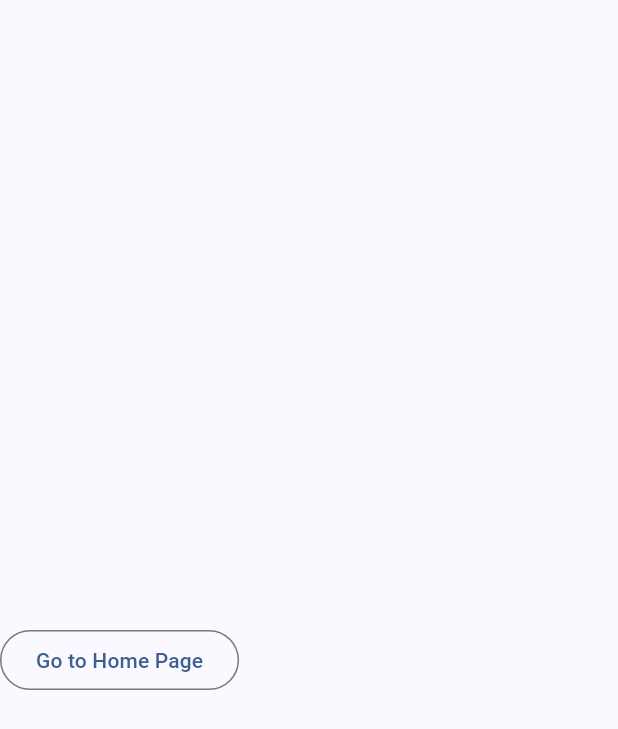
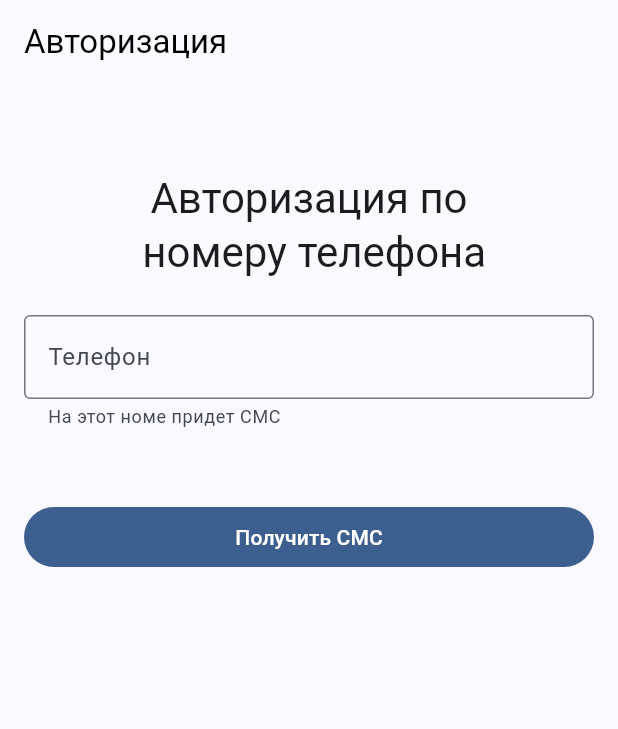
Before and after one commit to rostislav-maslov/kids_flutter, a Flutter app: the screen it shows after launch, on a phone screen of 412 x 824 dp. Shown: the top 729 px of the screen. Run offline on Flutter 3.47's test engine with Material 3 defaults, Android fonts, the phone set to English and light mode, and no system bars; our stand-ins replace flex_color_scheme, go_router, google_fonts.

Commit message:
UI auth + auth_complete

```diff
--- /dev/null
+++ b/kids_app/devtools_options.yaml
@@ -0,0 +1,3 @@
+description: This file stores settings for Dart & Flutter DevTools.
+documentation: https://docs.flutter.dev/tools/devtools/extensions#configure-extension-enablement-states
+extensions:
--- a/kids_app/lib/commons/route_url.dart
+++ b/kids_app/lib/commons/route_url.dart
@@ -2,6 +2,11 @@ class RouteUrl {
   final UrlConfig loading = UrlConfig(absolute: '/', relative: '/');
   final UrlConfig onboarding = UrlConfig(absolute: '/onboarding', relative: '/onboarding');
   final UrlConfig auth = UrlConfig(absolute: '/auth', relative: '/auth');
+  final UrlConfig authCompleteOld = UrlConfig(absolute: '/complete', relative: '/complete');
+  final UrlConfig authCompleteSex = UrlConfig(absolute: '/complete/sex', relative: '/sex');
+  final UrlConfig authCompleteName = UrlConfig(absolute: '/complete/name', relative: '/name');
+  final UrlConfig authCompleteAvatar = UrlConfig(absolute: '/complete/avatar', relative: '/avatar');
+  final UrlConfig authCompleteDone = UrlConfig(absolute: '/complete/done', relative: '/done');
   final UrlConfig profile = UrlConfig(absolute: '/profile', relative: '/profile');
   final UrlConfig profileEdit = UrlConfig(absolute: '/profile/edit', relative: '/edit');
   final UrlConfig home = UrlConfig(absolute: '/home', relative: '/home');
--- a/kids_app/lib/kids_app_router.dart
+++ b/kids_app/lib/kids_app_router.dart
@@ -1,5 +1,10 @@
 import 'package:flutter/material.dart';
 import 'package:go_router/go_router.dart';
+import 'package:kids_app/pages/auth_complete_avatar_page/auth_complete_avatar_page.dart';
+import 'package:kids_app/pages/auth_complete_done_page/auth_complete_done_page.dart';
+import 'package:kids_app/pages/auth_complete_name_page/auth_complete_name_page.dart';
+import 'package:kids_app/pages/auth_complete_old_page/auth_complete_old_page.dart';
+import 'package:kids_app/pages/auth_complete_sex_page/auth_complete_sex_page.dart';
 import 'package:kids_app/pages/default_error_page/default_error_page.dart';
 import 'package:kids_app/pages/auth_page/auth_page_widget.dart';
 import 'package:kids_app/pages/home_page/home_page_widget.dart';
@@ -35,7 +40,7 @@ class KidsAppRouter {
               }),
           GoRoute(
               path: RouteUrl.instance.onboarding.relative,
-              builder: ( context, state) {
+              builder: (context, state) {
                 return OnboardingPageWidget();
               }),
           GoRoute(
@@ -44,16 +49,42 @@ class KidsAppRouter {
                 return AuthPageWidget();
               }),
           GoRoute(
+              path: RouteUrl.instance.authCompleteOld.relative,
+              builder: (context, state) {
+                return AuthCompleteOldPage();
+              },
+              routes: [
+                GoRoute(
+                    path: RouteUrl.instance.authCompleteAvatar.relative,
+                    builder: (context, state) {
+                      return AuthCompleteAvatarPage();
+                    }),
+                GoRoute(
+                    path: RouteUrl.instance.authCompleteSex.relative,
+                    builder: (context, state) {
+                      return AuthCompleteSexPage();
+                    }),
+                GoRoute(
+                    path: RouteUrl.instance.authCompleteDone.relative,
+                    builder: (context, state) {
+                      return AuthCompleteDonePage();
+                    }),
+                GoRoute(
+                    path: RouteUrl.instance.authCompleteName.relative,
+                    builder: (context, state) {
+                      return AuthCompleteNamePage();
+                    })
+              ]),
+          GoRoute(
               path: RouteUrl.instance.home.relative,
-            builder: (context, state){
+              builder: (context, state) {
                 return HomePageWidget();
-            }
-          ),
-          GoRoute(path: RouteUrl.instance.myTask.relative,
-          builder: (context, state){
-            return MyTaskPageWidget();
-          }
-          ),
+              }),
+          GoRoute(
+              path: RouteUrl.instance.myTask.relative,
+              builder: (context, state) {
+                return MyTaskPageWidget();
+              }),
           GoRoute(
               path: RouteUrl.instance.profile.relative,
               builder: (BuildContext context, GoRouterState state) {
@@ -68,7 +99,7 @@ class KidsAppRouter {
               ]),
           GoRoute(
               path: RouteUrl.instance.rewards.relative,
-              builder: (context, state){
+              builder: (context, state) {
                 return RewardsPageWidget();
               }),
         ]);
--- a/kids_app/lib/main.dart
+++ b/kids_app/lib/main.dart
@@ -26,7 +26,7 @@ void main() {
 
   // Запускаем приложение
   runApp(ChangeNotifierProvider<FTThemeProvider>(
-    create: (context) => FTThemeProvider(defaultColor: FTTheme.mainColor),
+    create: (context) => FTThemeProvider( defaultColor: FTTheme.mainColor),
     child: KidsApp(),
   ));
 }
--- a/kids_app/lib/pages/auth_page/auth_page_widget.dart
+++ b/kids_app/lib/pages/auth_page/auth_page_widget.dart
@@ -1,24 +1,109 @@
 import 'package:flutter/material.dart';
 import 'package:go_router/go_router.dart';
+import 'package:kids_app/commons/route_url.dart';
 import 'package:kids_app/kids_app_router.dart';
-import 'package:kids_app/commons/route_url.dart';
 
-class AuthPageWidget extends StatelessWidget {
+class AuthPageWidget extends StatefulWidget {
   const AuthPageWidget({super.key});
 
   @override
+  State<AuthPageWidget> createState() => _AuthPageWidgetState();
+}
+
+class _AuthPageWidgetState extends State<AuthPageWidget> {
+  var showPhone = true;
+
+  @override
   Widget build(BuildContext context) {
+    if (showPhone == true) return buildPhone(context);
+    return buildSms(context);
+  }
+
+  Widget buildSms(BuildContext context) {
     return Scaffold(
-      appBar: AppBar(),
-      body: SafeArea(child: Column(
-        mainAxisSize: MainAxisSize.max,
-        mainAxisAlignment: MainAxisAlignment.center,
-        children: [
-          OutlinedButton(onPressed: (){
-            context.go(RouteUrl.instance.home.absolute);
-          }, child: Text('Go to Home Page'))
-        ],
-      )),
-    );
+        appBar: AppBar(
+          title: Text('Авторизация'),
+        ),
+        body: SafeArea(
+            minimum: EdgeInsets.all(16),
+            child: ListView(
+              children: [
+                SizedBox(
+                  width: 1,
+                  height: 42,
+                ),
+                Text(
+                  'Введи код\n подтвеждения',
+                  style: Theme.of(context).textTheme.headlineMedium,
+                  textAlign: TextAlign.center,
+                ),
+                SizedBox(
+                  width: 1,
+                  height: 24,
+                ),
+                TextField(
+                  decoration: InputDecoration(
+                      hintText: 'ХХХX',
+                      labelText: 'Код подтверждения',
+                      helperText: 'Код приходит в течении 30 секунд'),
+                ),
+                SizedBox(
+                  width: 1,
+                  height: 48,
+                ),
+                FilledButton(
+                  onPressed: () {
+                    setState(() {
+                      context.go(RouteUrl.instance.authCompleteOld.absolute);
+                    });
+                  },
+                  child: Text('Далее'),
+                )
+                // FilledButton(onPressed: null, child: Text('Код должен быть 4 символа'), )
+              ],
+            )));
+  }
+
+  Widget buildPhone(BuildContext context) {
+    return Scaffold(
+        appBar: AppBar(
+          title: Text('Авторизация'),
+        ),
+        body: SafeArea(
+            minimum: EdgeInsets.all(16),
+            child: ListView(
+              children: [
+                SizedBox(
+                  width: 1,
+                  height: 42,
+                ),
+                Text(
+                  'Авторизация по\n номеру телефона',
+                  style: Theme.of(context).textTheme.headlineMedium,
+                  textAlign: TextAlign.center,
+                ),
+                SizedBox(
+                  width: 1,
+                  height: 24,
+                ),
+                TextField(
+                  decoration: InputDecoration(
+                      hintText: '+7 ХХХ ХХХ ХХ ХХ',
+                      labelText: 'Телефон',
+                      helperText: 'На этот номе придет СМС'),
+                ),
+                SizedBox(
+                  width: 1,
+                  height: 48,
+                ),
+                FilledButton(
+                    onPressed: () {
+                      setState(() {
+                        showPhone = false;
+                      });
+                    },
+                    child: Text('Получить СМС'))
+              ],
+            )));
   }
 }
--- a/kids_app/lib/pages/load_page/load_widget.dart
+++ b/kids_app/lib/pages/load_page/load_widget.dart
@@ -18,7 +18,7 @@ class _LoadWidgetState extends State<LoadWidget> {
     super.initState();
 
     WidgetsBinding.instance.addPostFrameCallback((_) async {
-      Future.delayed(Duration(seconds: 1), () {
+      Future.delayed(Duration(milliseconds: 250), () {
         if (mounted) {
           context.go(RouteUrl.instance.auth.absolute);
         }
@@ -101,6 +101,7 @@ class _LoadWidgetState extends State<LoadWidget> {
   @override
   Widget build(BuildContext context) {
     return Scaffold(
+      appBar: AppBar(title: Text('Загрузка'),),
         body: SafeArea(
       child: Center(child: CircularProgressIndicator()),
     ));
```
Also changed, not shown: kids_app/lib/pages/auth_complete_avatar_page/auth_complete_avatar_page.dart (added, +52 -0 lines), kids_app/lib/pages/auth_complete_done_page/auth_complete_done_page.dart (added, +10 -0 lines), kids_app/lib/pages/auth_complete_name_page/auth_complete_name_page.dart (added, +52 -0 lines), kids_app/lib/pages/auth_complete_old_page/auth_complete_old_page.dart (added, +84 -0 lines), kids_app/lib/pages/auth_complete_sex_page/auth_complete_sex_page.dart (added, +78 -0 lines), kids_app/lib/ui/widgets/list_wheel_scroll_view_x/list_wheel_scroll_view_x.dart (added, +153 -0 lines), kids_app/lib/ui/widgets/wheel_old_choose/wheel_old_choose_widget.dart (added, +16 -0 lines), kids_app/lib/ui/widgets/wheel_old_choose/wheel_sex_choose_widget.dart (added, +16 -0 lines).
